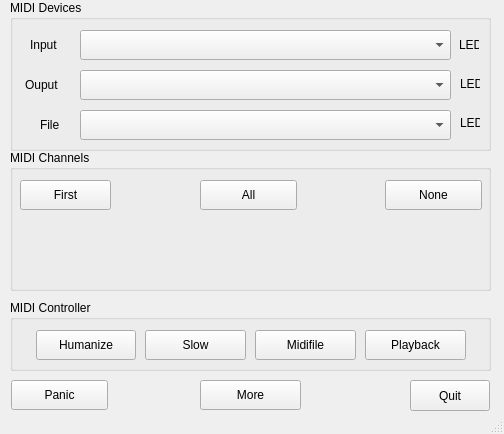
Old version of the form src/mainwindow.ui in the repository obook/I-like-Chopin.
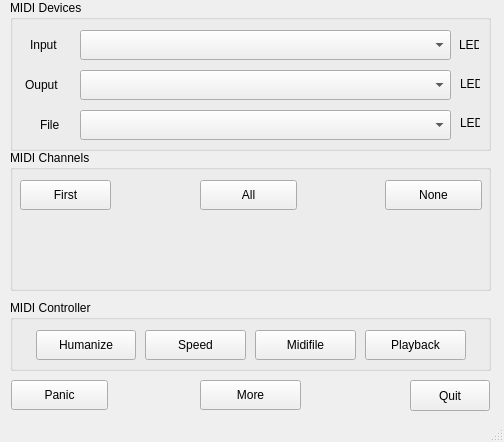
New version of the form.

Commit message: Renamed 'slow' to 'speed'

The edit to the form file:
```diff
--- a/src/mainwindow.ui
+++ b/src/mainwindow.ui
@@ -7,7 +7,7 @@
     <x>0</x>
     <y>0</y>
     <width>504</width>
-    <height>434</height>
+    <height>442</height>
    </rect>
   </property>
   <property name="windowTitle">
@@ -271,7 +271,7 @@
       </rect>
      </property>
      <property name="text">
-      <string>Slow</string>
+      <string>Speed</string>
      </property>
     </widget>
     <widget class="QPushButton" name="pushButton_Humanize">
```
Left out of the diff: 2 changed lines with no effect on the pictures. The commit also changes 6 other files.
